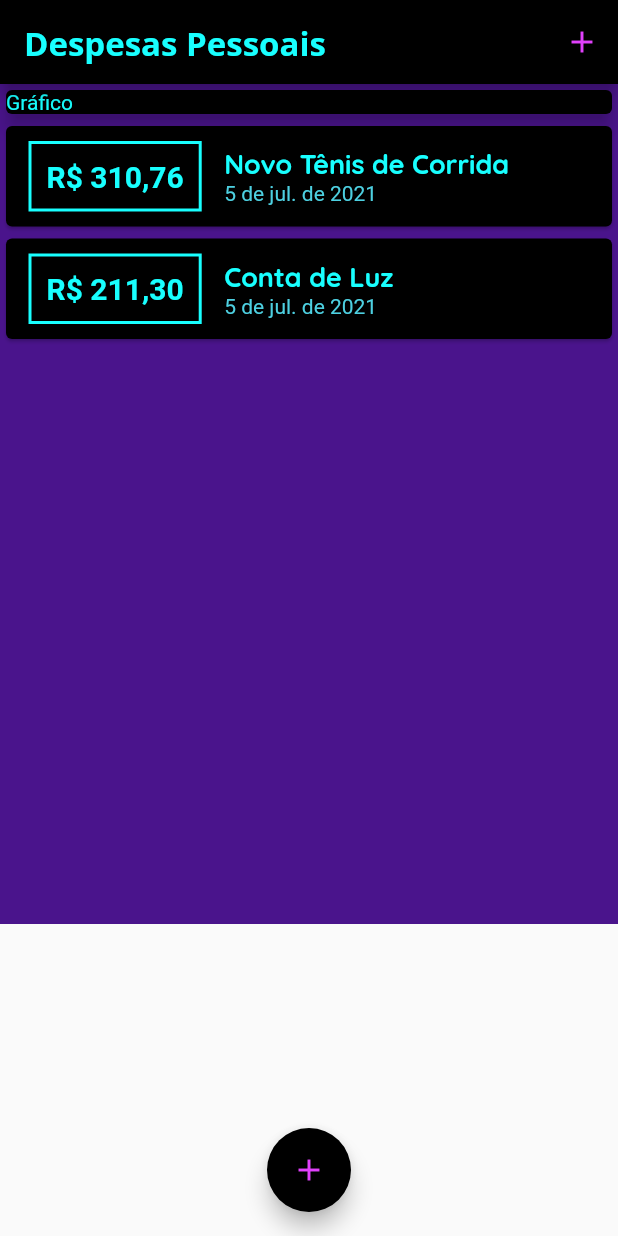
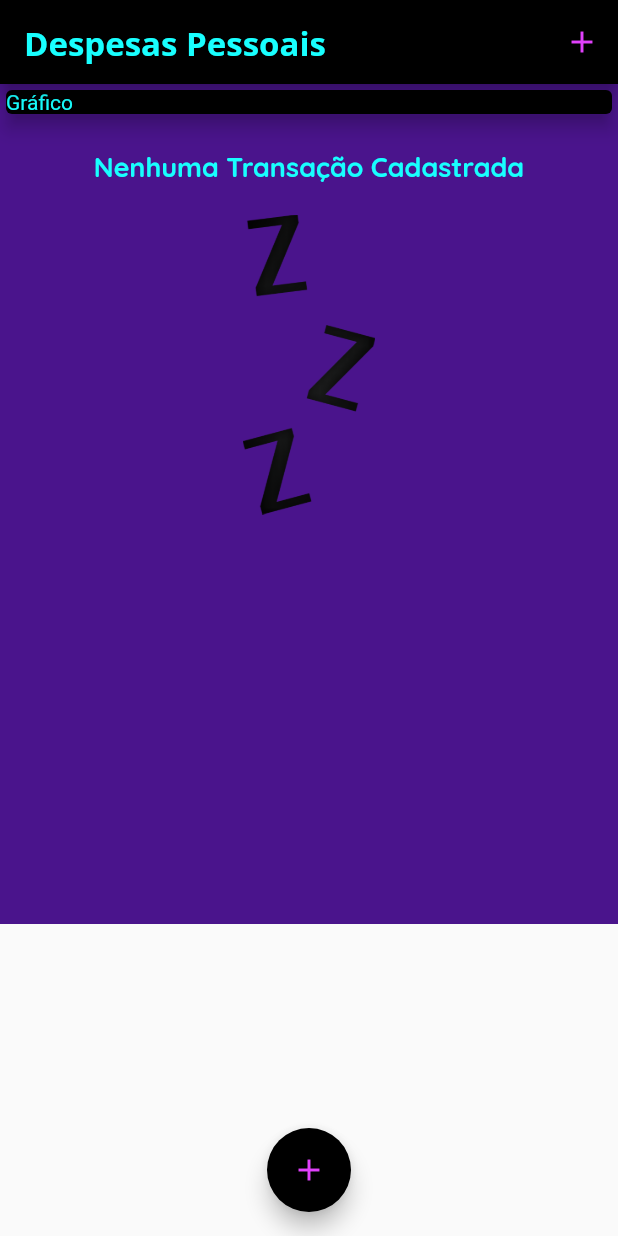
Before and after one commit to oscarbfs/Expenses_app, a Flutter app: the screen it shows after launch, on a phone screen of 412 x 824 dp. Run offline on Flutter 3.47's test engine with Material 2 defaults, Android fonts, the phone set to English and light mode, and no system bars.

```diff
--- a/lib/components/transaction_list.dart
+++ b/lib/components/transaction_list.dart
@@ -14,7 +14,25 @@ class TransactionList extends StatelessWidget {
     initializeDateFormatting('pt_BR', null);
     return Container(
       height: 400,
-      child: ListView.builder(
+      child: transactions.isEmpty
+          ? Column(
+              children: <Widget>[
+                SizedBox(height: 20),
+                Text(
+                  'Nenhuma Transação Cadastrada',
+                  style: Theme.of(context).textTheme.headline6,
+                ),
+                SizedBox(height: 20),
+                Container(
+                  height: 200,
+                  child: Image.asset(
+                    'assets/images/waiting.png',
+                    fit: BoxFit.cover,
+                  ),
+                ),
+              ],
+            )
+          : ListView.builder(
               itemCount: transactions.length,
               itemBuilder: (ctx, index) {
                 final tr = transactions[index];
@@ -35,7 +53,8 @@ class TransactionList extends StatelessWidget {
                         ),
                         padding: EdgeInsets.all(10),
                         child: Text(
-                    NumberFormat('R\$ #,##0.00', 'pt-BR').format(tr.value),
+                          NumberFormat('R\$ #,##0.00', 'pt-BR')
+                              .format(tr.value),
                           style: TextStyle(
                             fontWeight: FontWeight.bold,
                             fontSize: 20,
--- a/lib/main.dart
+++ b/lib/main.dart
@@ -44,8 +44,8 @@ class MyHomePage extends StatefulWidget {
 }
 
 class _MyHomePageState extends State<MyHomePage> {
-  final _transactions = [
-    Transaction(
+  final List<Transaction> _transactions = [
+    /* Transaction(
       id: 't1',
       title: 'Novo Tênis de Corrida',
       value: 310.76,
@@ -56,7 +56,7 @@ class _MyHomePageState extends State<MyHomePage> {
       title: 'Conta de Luz',
       value: 211.30,
       date: DateTime.now(),
-    ),
+    ), */
   ];
 
   _addTransaction(String title, double value) {
--- a/pubspec.yaml
+++ b/pubspec.yaml
@@ -46,8 +46,8 @@ flutter:
   uses-material-design: true
 
   # To add assets to your application, add an assets section, like this:
-  # assets:
-  #   - images/a_dot_burr.jpeg
+  assets:
+    - assets/images/waiting.png
   #   - images/a_dot_ham.jpeg
 
   # An image asset can refer to one or more resolution-specific "variants", see
```
Also changed, not shown: assets/images/waiting.png (added). Lines whose indentation alone changed are shown as unchanged.
